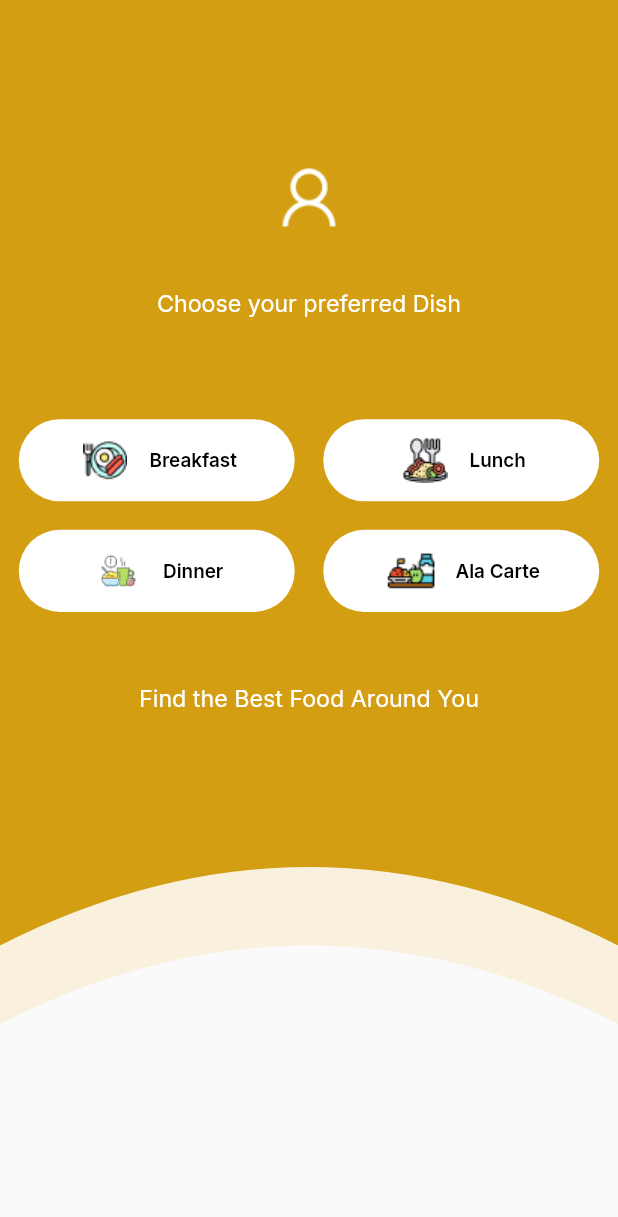
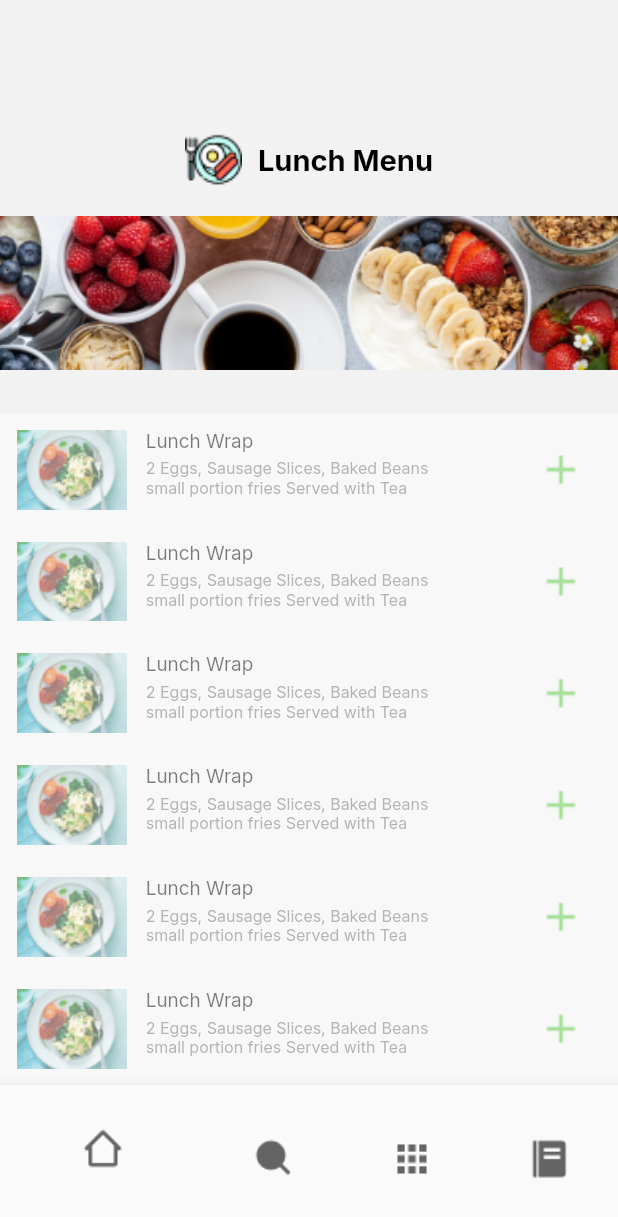
Before and after one commit to DroneBreaker/Flutter-POS-App, a Flutter app: the DishPeriodScreen screen opened by its route, after a tap on "Lunch", on a phone screen of 412 x 824 dp. Shown: the top 1217 px of the screen. Run offline on Flutter 3.47's test engine with Material 2 defaults, Android fonts, the phone set to English and light mode, and no system bars; our stand-ins replace flutter_screenutil, gap, google_fonts, shared_preferences; accounts and stored records are empty.

Commit message:
Implemented lunch menu and changed breakfast

```diff
--- a/lib/screens/dish_period.dart
+++ b/lib/screens/dish_period.dart
@@ -59,11 +59,11 @@ class DishPeriodScreen extends StatelessWidget {
                       mainAxisAlignment: MainAxisAlignment.center,
                       children: [
                         Button1("Breakfast", AppImages.breakfast_icon, () {
-                          Navigator.pushNamed(context, "/breakfast_menu");
+                          Navigator.pushNamed(context, "/success_page");
                         }, true),
                         Gap(18.w),
                         Button1("Lunch", AppImages.lunch_icon, () {
-                          // Navigator.pushNamed(context, "/dish_period");
+                          Navigator.pushNamed(context, "/lunch_menu");
                         }, true)
                       ],
                     ),
--- a/lib/screens/lunch_menu.dart
+++ b/lib/screens/lunch_menu.dart
@@ -0,0 +1,79 @@
+import 'package:flutter/material.dart';
+import 'package:flutter_screenutil/flutter_screenutil.dart';
+import 'package:gap/gap.dart';
+import 'package:google_fonts/google_fonts.dart';
+import 'package:restaurant_pos_app/config/images.dart';
+
+import '../config/colors.dart';
+import 'widgets/bottom_nav.dart';
+import 'widgets/food_widget.dart';
+
+class LunchMenuScreen extends StatefulWidget {
+  const LunchMenuScreen({super.key});
+
+  @override
+  State<LunchMenuScreen> createState() => _LunchMenuScreenState();
+}
+
+class _LunchMenuScreenState extends State<LunchMenuScreen> {
+  @override
+  Widget build(BuildContext context) {
+    return Scaffold(
+      appBar: null,
+      extendBodyBehindAppBar: true,
+      body: Container(
+        color: AppColor.BgColor,
+        padding: EdgeInsets.only(top: 91.h),
+        width: double.infinity,
+        height: double.infinity,
+        child: Column(
+          children: [
+            Row(
+              crossAxisAlignment: CrossAxisAlignment.center,
+              mainAxisAlignment: MainAxisAlignment.center,
+              children: [
+                Image.asset(
+                  AppImages.breakfast_icon,
+                  width: 36.w,
+                  height: 38.h,
+                  fit: BoxFit.cover,
+                ),
+                Gap(10.w),
+                Text(
+                  "Lunch Menu",
+                  style: GoogleFonts.inter(
+                      fontWeight: FontWeight.w700,
+                      fontSize: 20.sp,
+                      color: AppColor.black),
+                ),
+              ],
+            ),
+            Gap(20.h),
+            Image.asset(
+              AppImages.header_image_breakfast,
+              width: double.infinity,
+              fit: BoxFit.cover,
+            ),
+            Gap(30.h),
+            Expanded(
+                child: SizedBox(
+              width: double.infinity,
+              height: double.infinity,
+              child: ListView.builder(
+                  padding: EdgeInsets.zero,
+                  itemCount: 6,
+                  itemBuilder: (BuildContext context, int index) {
+                    return FoodWidget(
+                        "Lunch Wrap",
+                        "2 Eggs, Sausage Slices, Baked Beans small portion fries Served with Tea",
+                        AppImages.breakfast_image,
+                        index);
+                  }),
+            ))
+          ],
+        ),
+      ),
+      bottomNavigationBar: bottomNav(context),
+    );
+  }
+}
--- a/lib/screens/preferred_dish.dart
+++ b/lib/screens/preferred_dish.dart
@@ -36,7 +36,7 @@ class PrefDishScreen extends StatelessWidget {
             ),
             SafeArea(
               child: Container(
-                padding: EdgeInsets.only(top: 259.h - 54.h),
+                padding: EdgeInsets.only(top: 219.h - 54.h),
                 width: double.infinity,
                 child: Column(
                   children: [
@@ -54,10 +54,14 @@ class PrefDishScreen extends StatelessWidget {
                           color: AppColor.white),
                     ),
                     Gap(25.h),
+                    Button1("Chinese Dishes", AppImages.local_icon, () {
+                      Navigator.pushNamed(context, "/dish_period");
+                    }),
+                    Gap(30.h),
                     Button1("Local Dishes", AppImages.local_icon, () {
                       Navigator.pushNamed(context, "/dish_period");
                     }),
-                    Gap(35.h),
+                    Gap(30.h),
                     Button1("Continental Dishes", AppImages.continental_icon,
                         () {}),
                   ],
--- a/lib/screens/swipe_card.dart
+++ b/lib/screens/swipe_card.dart
@@ -44,7 +44,7 @@ class _SwipeCardScreenState extends State<SwipeCardScreen> {
                 child: Column(
                   children: [
                     Text(
-                      "Hello !",
+                      "Hello!",
                       style: GoogleFonts.inter(
                           fontWeight: FontWeight.w800,
                           fontSize: 36.sp,
@@ -53,7 +53,7 @@ class _SwipeCardScreenState extends State<SwipeCardScreen> {
                     Gap(48.h),
                     GestureDetector(
                       onTap: () =>
-                          {Navigator.pushNamed(context, "/pref_dish_screen")},
+                          {Navigator.pushNamed(context, "/dish_period")},
                       child: Image.asset(
                         AppImages.qr,
                         width: 136.w,
--- a/lib/screens/widgets/food_widget.dart
+++ b/lib/screens/widgets/food_widget.dart
@@ -9,10 +9,11 @@ import '../../config/colors.dart';
 import '../../config/images.dart';
 
 class FoodWidget extends StatefulWidget {
-  final title;
-  final description;
-  final image;
-  final id;
+  final String title;
+  final String description;
+  final String image;
+  final int id;
+
   const FoodWidget(this.title, this.description, this.image, this.id,
       {super.key});
 
--- a/lib/utils/route.dart
+++ b/lib/utils/route.dart
@@ -1,5 +1,6 @@
 import 'package:flutter/material.dart';
 import 'package:restaurant_pos_app/screens/error.dart';
+import 'package:restaurant_pos_app/screens/lunch_menu.dart';
 import 'package:restaurant_pos_app/screens/success.dart';
 import 'package:restaurant_pos_app/screens/swipe_card.dart';
 
@@ -17,17 +18,28 @@ class GenerateRoute {
     switch (pagePath) {
       case "/":
         return MaterialPageRoute(builder: (_) => const SwipeCardScreen());
+
+      case "/dish_period":
+        return MaterialPageRoute(builder: (_) => const DishPeriodScreen());
+
       case "/pref_dish_screen":
         return MaterialPageRoute(builder: (_) => const PrefDishScreen());
-      case "/dish_period":
-        return MaterialPageRoute(builder: (_) => const DishPeriodScreen());
+
       case "/home_page":
         return MaterialPageRoute(builder: (_) => const HomePage());
+
+      // BreakfastMenuPage
       case "/breakfast_menu":
         return MaterialPageRoute(builder: (_) => const BreakfastMenuScreen());
+
       // BreakfastMenuPage
+      case "/lunch_menu":
+        return MaterialPageRoute(builder: (_) => const LunchMenuScreen());
+
+      // Error page
       case "/ErrorPage":
         return MaterialPageRoute(builder: (_) => const ErrorPage());
+
       case "/success_page":
         return MaterialPageRoute(builder: (_) => const SuccessPage());
 
```
Also changed, not shown: lib/screens/success.dart (+1 -8 lines).
